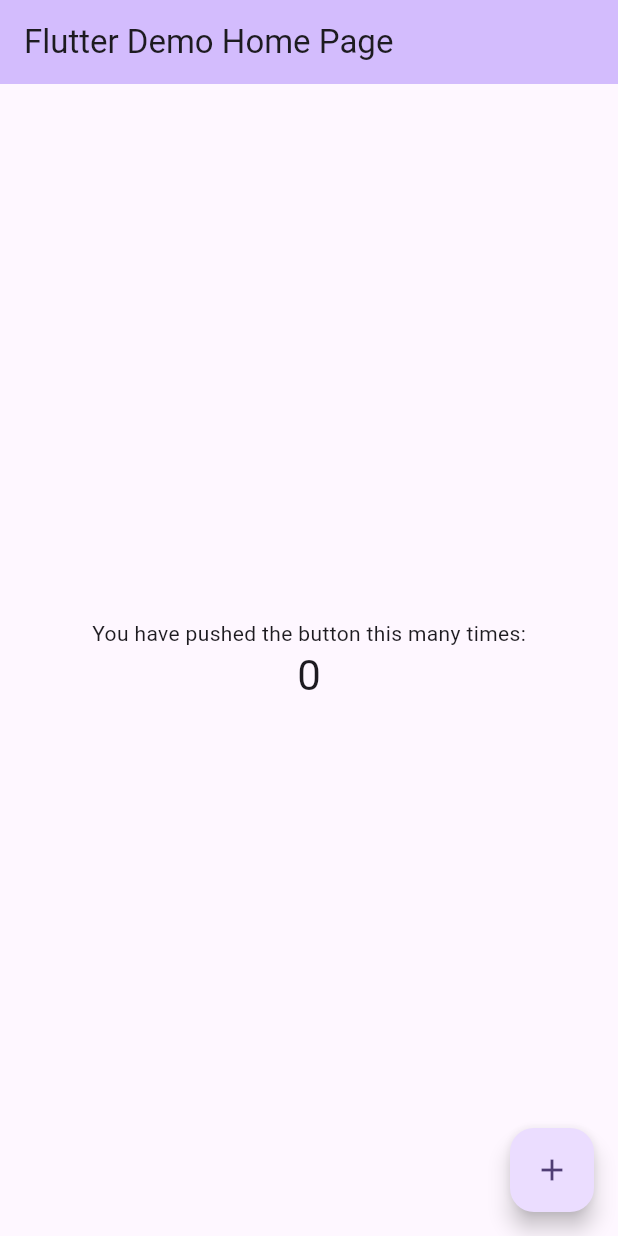
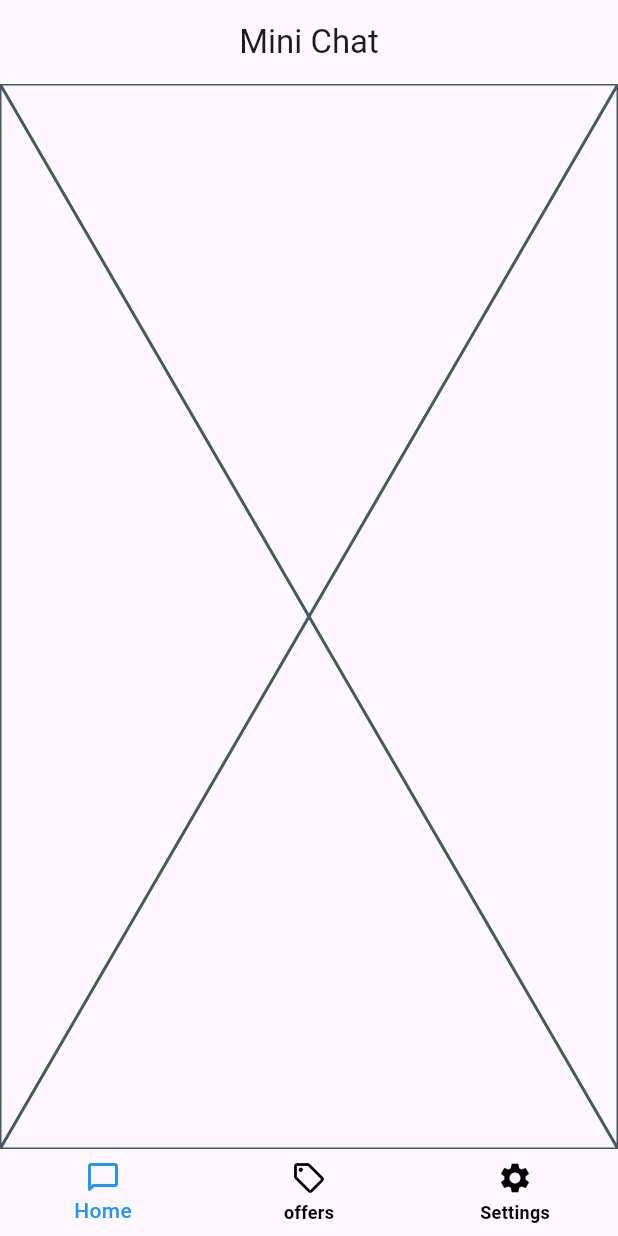
Before and after one commit to 9xRahul/mini_chat_app, a Flutter app: the screen it shows after launch, on a phone screen of 412 x 824 dp. Run offline on Flutter 3.47's test engine with Material 3 defaults, Android fonts, the phone set to English and light mode, and no system bars; our stand-ins replace flutter_bloc.

```diff
--- /dev/null
+++ b/lib/app.dart
@@ -0,0 +1,17 @@
+import 'package:flutter/material.dart';
+import 'package:mini_chat_app/features/home/screens/home_screen.dart';
+
+
+class MyApp extends StatelessWidget {
+  const MyApp({super.key});
+
+  @override
+  Widget build(BuildContext context) {
+    return MaterialApp(
+      debugShowCheckedModeBanner: false,
+      title: 'Mini Chat App',
+      theme: ThemeData(primarySwatch: Colors.blue),
+      home: const HomePage(),
+    );
+  }
+}
--- /dev/null
+++ b/lib/features/chat/chat_history_page.dart
@@ -0,0 +1,15 @@
+import 'package:flutter/material.dart';
+
+class ChatHistoryPage extends StatefulWidget {
+  const ChatHistoryPage({super.key});
+
+  @override
+  State<ChatHistoryPage> createState() => _ChatHistoryPageState();
+}
+
+class _ChatHistoryPageState extends State<ChatHistoryPage> {
+  @override
+  Widget build(BuildContext context) {
+    return const Placeholder();
+  }
+}
--- /dev/null
+++ b/lib/features/home/bloc/home_bloc.dart
@@ -0,0 +1,11 @@
+import 'package:flutter_bloc/flutter_bloc.dart';
+import 'home_event.dart';
+import 'home_state.dart';
+
+class HomeBloc extends Bloc<HomeEvent, HomeState> {
+  HomeBloc() : super(const HomeState(selectedTab: 0)) {
+    on<ChangeTabEvent>((event, emit) {
+      emit(state.copyWith(selectedTab: event.index));
+    });
+  }
+}
--- /dev/null
+++ b/lib/features/home/bloc/home_event.dart
@@ -0,0 +1,6 @@
+abstract class HomeEvent {}
+
+class ChangeTabEvent extends HomeEvent {
+  final int index;
+  ChangeTabEvent(this.index);
+}
--- /dev/null
+++ b/lib/features/home/bloc/home_state.dart
@@ -0,0 +1,8 @@
+class HomeState {
+  final int selectedTab;
+  const HomeState({required this.selectedTab});
+
+  HomeState copyWith({int? selectedTab}) {
+    return HomeState(selectedTab: selectedTab ?? this.selectedTab);
+  }
+}
--- /dev/null
+++ b/lib/features/home/screens/home_screen.dart
@@ -0,0 +1,48 @@
+import 'package:flutter/material.dart';
+import 'package:flutter_bloc/flutter_bloc.dart';
+import 'package:mini_chat_app/features/chat/chat_history_page.dart';
+import 'package:mini_chat_app/features/users/users_page.dart';
+import '../bloc/home_bloc.dart';
+import '../bloc/home_event.dart';
+import '../bloc/home_state.dart';
+
+class HomePage extends StatelessWidget {
+  const HomePage({super.key});
+
+  @override
+  Widget build(BuildContext context) {
+    return BlocBuilder<HomeBloc, HomeState>(
+      builder: (context, state) {
+        return Scaffold(
+          appBar: AppBar(title: const Text('Mini Chat'), centerTitle: true),
+          body: IndexedStack(
+            index: state.selectedTab,
+            children: const [UsersPage(), ChatHistoryPage(), Placeholder()],
+          ),
+          bottomNavigationBar: BottomNavigationBar(
+            selectedItemColor: Colors.blue,
+            unselectedItemColor: Colors.black,
+            currentIndex: state.selectedTab,
+            selectedLabelStyle: TextStyle(fontWeight: FontWeight.w500),
+            unselectedLabelStyle: TextStyle(fontWeight: FontWeight.bold),
+            onTap: (i) => context.read<HomeBloc>().add(ChangeTabEvent(i)),
+            items: const [
+              BottomNavigationBarItem(
+                icon: Icon(Icons.chat_bubble_outline_rounded),
+                label: 'Home',
+              ),
+              BottomNavigationBarItem(
+                icon: Icon(Icons.sell_outlined),
+                label: 'offers',
+              ),
+              BottomNavigationBarItem(
+                icon: Icon(Icons.settings),
+                label: 'Settings',
+              ),
+            ],
+          ),
+        );
+      },
+    );
+  }
+}
--- /dev/null
+++ b/lib/features/users/users_page.dart
@@ -0,0 +1,15 @@
+import 'package:flutter/material.dart';
+
+class UsersPage extends StatefulWidget {
+  const UsersPage({super.key});
+
+  @override
+  State<UsersPage> createState() => _UsersPageState();
+}
+
+class _UsersPageState extends State<UsersPage> {
+  @override
+  Widget build(BuildContext context) {
+    return const Placeholder();
+  }
+}
--- a/lib/main.dart
+++ b/lib/main.dart
@@ -1,122 +1,13 @@
 import 'package:flutter/material.dart';
+import 'package:flutter_bloc/flutter_bloc.dart';
+import 'app.dart';
+import 'features/home/bloc/home_bloc.dart';
 
 void main() {
-  runApp(const MyApp());
+  runApp(
+    MultiBlocProvider(
+      providers: [BlocProvider(create: (_) => HomeBloc())],
+      child: const MyApp(),
+    ),
+  );
 }
-
-class MyApp extends StatelessWidget {
-  const MyApp({super.key});
-
-  // This widget is the root of your application.
-  @override
-  Widget build(BuildContext context) {
-    return MaterialApp(
-      title: 'Flutter Demo',
-      theme: ThemeData(
-        // This is the theme of your application.
-        //
-        // TRY THIS: Try running your application with "flutter run". You'll see
-        // the application has a purple toolbar. Then, without quitting the app,
-        // try changing the seedColor in the colorScheme below to Colors.green
-        // and then invoke "hot reload" (save your changes or press the "hot
-        // reload" button in a Flutter-supported IDE, or press "r" if you used
-        // the command line to start the app).
-        //
-        // Notice that the counter didn't reset back to zero; the application
-        // state is not lost during the reload. To reset the state, use hot
-        // restart instead.
-        //
-        // This works for code too, not just values: Most code changes can be
-        // tested with just a hot reload.
-        colorScheme: .fromSeed(seedColor: Colors.deepPurple),
-      ),
-      home: const MyHomePage(title: 'Flutter Demo Home Page'),
-    );
-  }
-}
-
-class MyHomePage extends StatefulWidget {
-  const MyHomePage({super.key, required this.title});
-
-  // This widget is the home page of your application. It is stateful, meaning
-  // that it has a State object (defined below) that contains fields that affect
-  // how it looks.
-
-  // This class is the configuration for the state. It holds the values (in this
-  // case the title) provided by the parent (in this case the App widget) and
-  // used by the build method of the State. Fields in a Widget subclass are
-  // always marked "final".
-
-  final String title;
-
-  @override
-  State<MyHomePage> createState() => _MyHomePageState();
-}
-
-class _MyHomePageState extends State<MyHomePage> {
-  int _counter = 0;
-
-  void _incrementCounter() {
-    setState(() {
-      // This call to setState tells the Flutter framework that something has
-      // changed in this State, which causes it to rerun the build method below
-      // so that the display can reflect the updated values. If we changed
-      // _counter without calling setState(), then the build method would not be
-      // called again, and so nothing would appear to happen.
-      _counter++;
-    });
-  }
-
-  @override
-  Widget build(BuildContext context) {
-    // This method is rerun every time setState is called, for instance as done
-    // by the _incrementCounter method above.
-    //
-    // The Flutter framework has been optimized to make rerunning build methods
-    // fast, so that you can just rebuild anything that needs updating rather
-    // than having to individually change instances of widgets.
-    return Scaffold(
-      appBar: AppBar(
-        // TRY THIS: Try changing the color here to a specific color (to
-        // Colors.amber, perhaps?) and trigger a hot reload to see the AppBar
-        // change color while the other colors stay the same.
-        backgroundColor: Theme.of(context).colorScheme.inversePrimary,
-        // Here we take the value from the MyHomePage object that was created by
-        // the App.build method, and use it to set our appbar title.
-        title: Text(widget.title),
-      ),
-      body: Center(
-        // Center is a layout widget. It takes a single child and positions it
-        // in the middle of the parent.
-        child: Column(
-          // Column is also a layout widget. It takes a list of children and
-          // arranges them vertically. By default, it sizes itself to fit its
-          // children horizontally, and tries to be as tall as its parent.
-          //
-          // Column has various properties to control how it sizes itself and
-          // how it positions its children. Here we use mainAxisAlignment to
-          // center the children vertically; the main axis here is the vertical
-          // axis because Columns are vertical (the cross axis would be
-          // horizontal).
-          //
-          // TRY THIS: Invoke "debug painting" (choose the "Toggle Debug Paint"
-          // action in the IDE, or press "p" in the console), to see the
-          // wireframe for each widget.
-          mainAxisAlignment: .center,
-          children: [
-            const Text('You have pushed the button this many times:'),
-            Text(
-              '$_counter',
-              style: Theme.of(context).textTheme.headlineMedium,
-            ),
-          ],
-        ),
-      ),
-      floatingActionButton: FloatingActionButton(
-        onPressed: _incrementCounter,
-        tooltip: 'Increment',
-        child: const Icon(Icons.add),
-      ),
-    );
-  }
-}
--- a/pubspec.yaml
+++ b/pubspec.yaml
@@ -34,6 +34,7 @@ dependencies:
   # The following adds the Cupertino Icons font to your application.
   # Use with the CupertinoIcons class for iOS style icons.
   cupertino_icons: ^1.0.8
+  flutter_bloc: ^9.1.1
 
 dev_dependencies:
   flutter_test:
```
